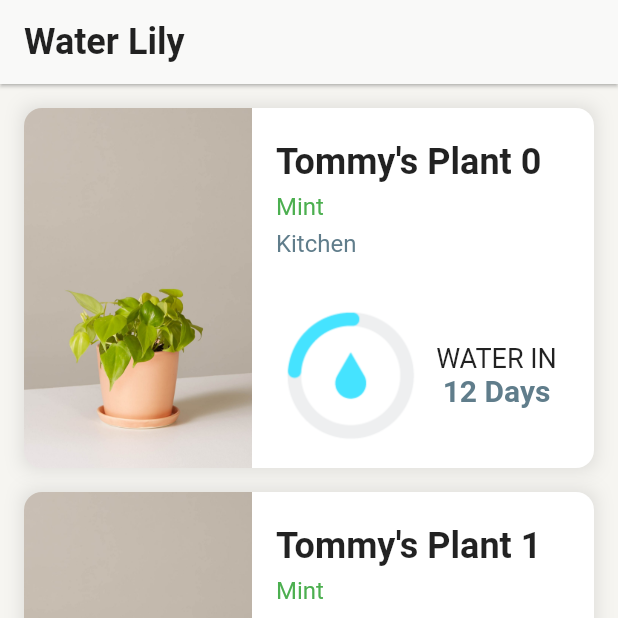
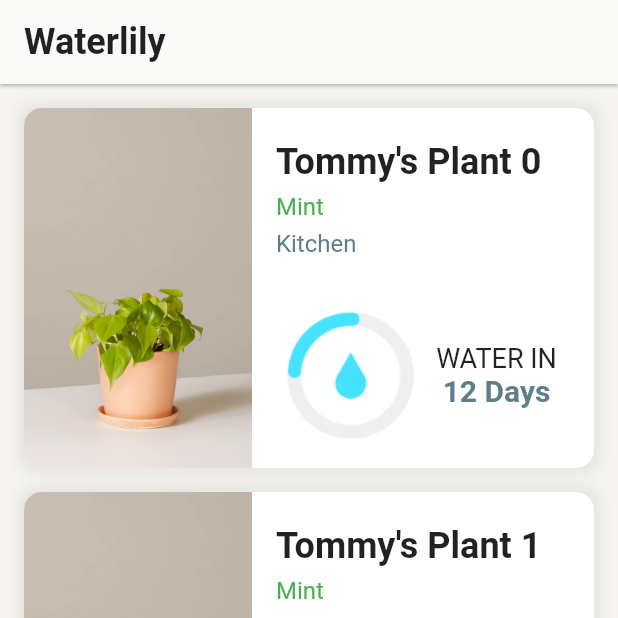
Before and after one commit to tommyle/waterlily, a Flutter app: the screen it shows after launch, on a phone screen of 412 x 824 dp, the top half of it. Run offline on Flutter 3.47's test engine with Material 2 defaults, Android fonts, the phone set to English and light mode, and no system bars; our stand-ins replace carousel_slider, rxdart.

Commit message:
Fixed issue where plants array was being regenerated every time the screen renders

```diff
--- a/lib/app.dart
+++ b/lib/app.dart
@@ -1,7 +1,6 @@
 import 'package:flutter/material.dart';
 import './modules/plants/plants_provider.dart';
-import './modules/plants/plants_list.dart';
-import './helpers/colors.dart';
+import './modules/plants/plants_list_screen.dart';
 
 var images = [
   AssetImage("assets/lemonlime.jpg"),
@@ -12,9 +11,7 @@ class App extends StatelessWidget {
   // This widget is the root of your application.
   @override
   Widget build(BuildContext context) {
-    return PlantsProvider(
-      child: MaterialApp(
-          home: PlantsList())
-    );
+    return PlantsProvider(PlantsBloc(), PlantDetailsBloc(),
+        child: MaterialApp(home: PlantsListScreen()));
   }
 }
--- /dev/null
+++ b/lib/components/common.dart
@@ -0,0 +1,18 @@
+import 'package:flutter/material.dart';
+import '../helpers/colors.dart';
+
+Widget defaultAppBar(String title) {
+    return AppBar(
+      title: Text(
+        title,
+        style: TextStyle(
+            color: Colors.black87, fontWeight: FontWeight.bold, fontSize: 24),
+      ),
+      brightness: Brightness.light, //Status bar text color
+      elevation: 1,
+      backgroundColor: desertStorm,
+      iconTheme: IconThemeData(
+            color: Colors.black87, //change your color here
+          ),
+    );
+  }
--- /dev/null
+++ b/lib/modules/plant_details/plant_details_bloc.dart
@@ -0,0 +1,28 @@
+import 'package:rxdart/rxdart.dart';
+
+class PlantDetailsBloc {
+  final _nameController = BehaviorSubject<String>();
+  final _locationController = BehaviorSubject<String>();
+  final _wateringFrequency = BehaviorSubject<String>();
+
+  // Getters to Streams. What is the difference between Stream and Observable? Observable returns a future?
+  Stream<String> get name => _nameController.stream;
+  Stream<String> get location => _locationController.stream;
+  Stream<String> get wateringFrequency => _wateringFrequency.stream;
+
+  // Value gettings
+  String get nameValue => _nameController.value;
+  String get locationValue => _locationController.value;
+  String get wateringFrequencyValue => _wateringFrequency.value;
+
+  // Sinks - puts stuff into the stream
+  Function(String) get changeName => _nameController.sink.add;
+  Function(String) get changeLocation => _locationController.sink.add;
+  Function(String) get changeWateringFrequency => _wateringFrequency.sink.add;
+
+  dispose() {
+    _nameController.close();
+    _locationController.close();
+    _wateringFrequency.close();
+  }
+}
--- a/lib/modules/plants/plants_bloc.dart
+++ b/lib/modules/plants/plants_bloc.dart
@@ -14,8 +14,10 @@ class PlantsBloc {
 
   // Sinks - puts stuff into the stream
   getPlants() {
-    _plants = _fetchPlants();
-    _plantsController.sink.add(_plants);
+    if (_plants.length == 0) {
+      _plants = _fetchPlants();
+      _plantsController.sink.add(_plants);
+    }
   }
 
   // Pressing a button should add a new plant?
--- a/lib/modules/plants/plants_list.dart
+++ b/lib/modules/plants/plants_list_screen.dart
@@ -1,21 +1,24 @@
 import 'package:flutter/material.dart';
 import './plants_provider.dart';
 import '../../helpers/colors.dart';
+import '../plant_details/plant_details_screen.dart';
+import '../../components/common.dart';
 
-class PlantsList extends StatelessWidget {
+class PlantsListScreen extends StatelessWidget {
   @override
   Widget build(BuildContext context) {
-    final bloc = PlantsProvider.of(context);
+    final plantsBloc = PlantsProvider.of(context).plantsBloc;
 
-    bloc.getPlants();
+    // DO NOT KEEP THIS HERE!!! FOR TESTING ONLY!!!
+    plantsBloc.getPlants();
 
     return Scaffold(
-      appBar: buildAppBar(),
-      floatingActionButton: addFloatingActionButton(bloc),
+      appBar: defaultAppBar("Waterlily"),
+      floatingActionButton: addFloatingActionButton(plantsBloc, context),
       body: Container(
           child: Column(
         children: <Widget>[
-          buildList(bloc),
+          buildList(plantsBloc),
         ],
       )),
       backgroundColor: springWood,
@@ -45,10 +48,16 @@ class PlantsList extends StatelessWidget {
     );
   }
 
-  Widget addFloatingActionButton(PlantsBloc bloc) {
+  Widget addFloatingActionButton(PlantsBloc bloc, BuildContext context) {
     return FloatingActionButton(
-      onPressed: () =>
-          bloc.addPlant("Justine's Plant", "Living Room", "assets/aloe.jpg"),
+      // onPressed: () =>
+      // bloc.addPlant("Justine's Plant", "Living Room", "assets/aloe.jpg"),
+      onPressed: () {
+        Navigator.push(
+          context,
+          MaterialPageRoute(builder: (context) => PlantDetailsScreen()),
+        );
+      },
       tooltip: 'Add Plant',
       child: Icon(Icons.add),
     );
--- a/lib/modules/plants/plants_provider.dart
+++ b/lib/modules/plants/plants_provider.dart
@@ -1,16 +1,29 @@
 import 'package:flutter/material.dart';
+
+import '../plant_details/plant_details_bloc.dart';
 import 'plants_bloc.dart';
 
 export 'plants_bloc.dart';
+export '../plant_details/plant_details_bloc.dart';
 
 class PlantsProvider extends InheritedWidget {
-  final PlantsBloc bloc;
+  final PlantsBloc plantsBloc;
+  final PlantDetailsBloc plantDetailsBloc;
 
-  PlantsProvider({Key key, Widget child}): bloc = PlantsBloc(), super(key: key, child: child);
+  PlantsProvider(this.plantsBloc, this.plantDetailsBloc, {Key key, Widget child}): super(key: key, child: child);
 
   bool updateShouldNotify(_) => true;
 
-  static PlantsBloc of(BuildContext context) {
-    return (context.inheritFromWidgetOfExactType(PlantsProvider) as PlantsProvider).bloc;
+  addNewPlant() {
+    final name = plantDetailsBloc.nameValue ?? "No Name";
+    final location = plantDetailsBloc.locationValue ?? "No Location";
+    // final wateringFrequency = plantDetailsBloc.wateringFrequencyValue;
+
+    plantsBloc.addPlant(name, location, "assets/aloe.jpg");
+    // plantsBloc.addPlant("Justine's Plant", "Living Room", "assets/aloe.jpg");
+  }
+
+  static PlantsProvider of(BuildContext context) {
+    return (context.inheritFromWidgetOfExactType(PlantsProvider) as PlantsProvider);
   }
 }
--- a/pubspec.yaml
+++ b/pubspec.yaml
@@ -21,6 +21,7 @@ dependencies:
   cupertino_icons: ^0.1.2
 
   rxdart: ^0.20.0
+  carousel_slider: ^1.0.1
 
 dev_dependencies:
   flutter_test:
```
Also changed, not shown: lib/modules/plant_details/plant_details_provider.dart (added, +16 -0 lines), lib/modules/plant_details/plant_details_screen.dart (added, +95 -0 lines).
